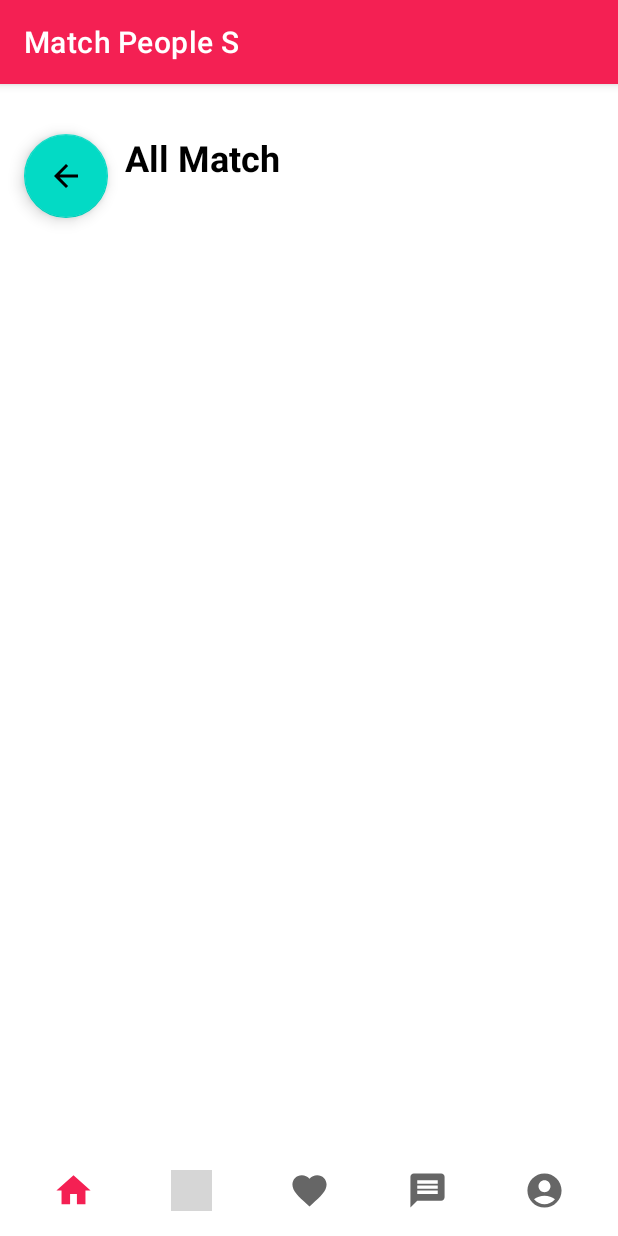
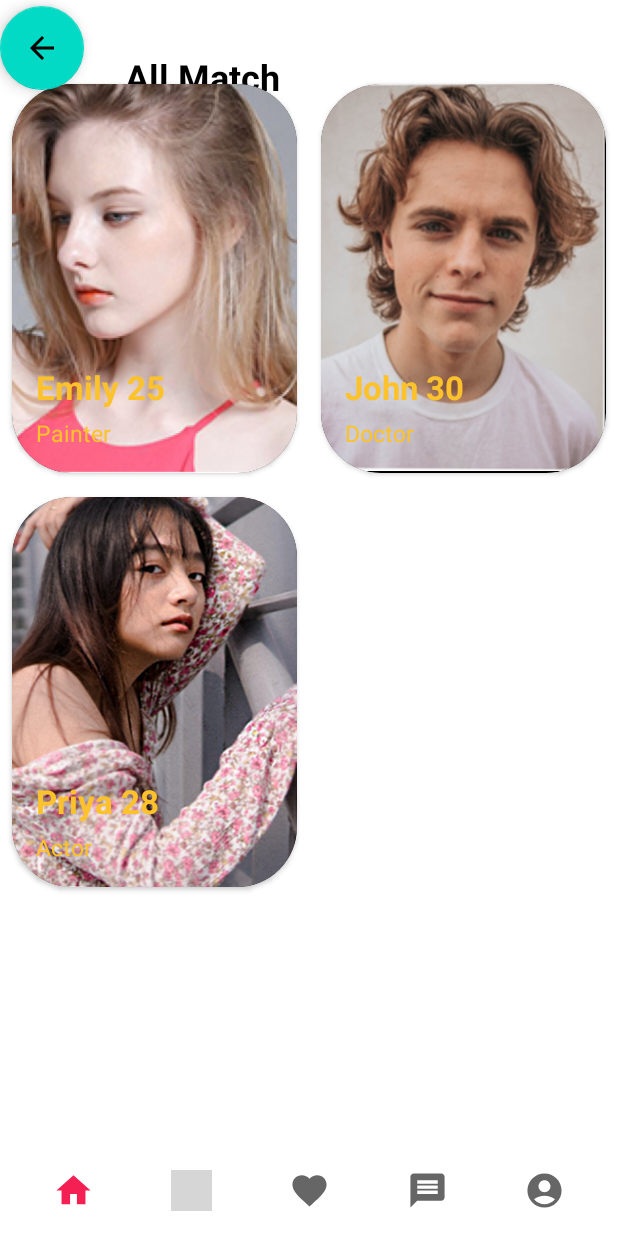
Before and after one commit to chhavisharma30/Match-People, an Android app: the SeeAll screen opened directly, with no data from a screen before it, on a phone screen of 412 x 824 dp. Run offline under Robolectric (Android 15) with nearby library versions, the phone set to English and light mode, and no system bars; grey boxes are pictures that could not be loaded.

Commit message:
Implemented navigation between activities

```diff
--- a/app/src/main/java/com/example/matchpeoples/SeeAll.kt
+++ b/app/src/main/java/com/example/matchpeoples/SeeAll.kt
@@ -2,6 +2,9 @@ package com.example.matchpeoples
 
 import androidx.appcompat.app.AppCompatActivity
 import android.os.Bundle
+import android.view.View
+import android.view.Window
+import androidx.recyclerview.widget.GridLayoutManager
 import androidx.recyclerview.widget.LinearLayoutManager
 import androidx.recyclerview.widget.RecyclerView
 import kotlinx.android.synthetic.main.activity_main.*
@@ -13,10 +16,19 @@ class SeeAll : AppCompatActivity() {
 
     override fun onCreate(savedInstanceState: Bundle?) {
         super.onCreate(savedInstanceState)
+
+        //hiding title bar
+        window.requestFeature(Window.FEATURE_NO_TITLE)
+
         setContentView(R.layout.activity_see_all)
 
-        init(recyclerView)
-        init(recyclerView2)
+        //hiding action bar
+        supportActionBar?.hide()
+        //making status bar transparent
+        window.decorView.systemUiVisibility = View.SYSTEM_UI_FLAG_LAYOUT_FULLSCREEN or View.SYSTEM_UI_FLAG_LIGHT_STATUS_BAR
+
+
+        init(recyclerView3)
         val profileList = listOf(
             UserModel("Emily 25", 25, "Painter", R.drawable.carsouel1),
             UserModel("John 30", 30, "Doctor", R.drawable.carousel2),
@@ -30,6 +42,6 @@ class SeeAll : AppCompatActivity() {
 
     private fun init(recyclerView: RecyclerView){
         recyclerView.setHasFixedSize(true)
-        recyclerView.layoutManager = LinearLayoutManager(this, RecyclerView.HORIZONTAL,false)
+        recyclerView.layoutManager = GridLayoutManager(this, 2)
     }
 }
--- a/app/src/main/res/layout/activity_main.xml
+++ b/app/src/main/res/layout/activity_main.xml
@@ -70,14 +70,16 @@
         app:layout_constraintTop_toBottomOf="@+id/recyclerView"
         app:layout_constraintVertical_bias="0.6" />
 
-    <TextView
-        android:id="@+id/textView2"
+    <Button
+        android:id="@+id/Button"
         android:layout_width="wrap_content"
         android:layout_height="wrap_content"
         android:text="See All"
         android:textColor="#F42053"
+        android:textAllCaps="false"
         android:textSize="24sp"
         android:textStyle="bold"
+        android:background="@android:color/transparent"
         app:layout_constraintBottom_toTopOf="@+id/recyclerView2"
         app:layout_constraintEnd_toEndOf="parent"
         app:layout_constraintHorizontal_bias="0.942"
--- a/app/src/main/res/layout/activity_see_all.xml
+++ b/app/src/main/res/layout/activity_see_all.xml
@@ -35,11 +35,11 @@
 
     </androidx.recyclerview.widget.RecyclerView>
 
+
     <com.google.android.material.bottomnavigation.BottomNavigationView
         android:id="@+id/nav_bar"
         android:layout_width="match_parent"
         android:layout_height="60dp"
-        android:layout_marginTop="383dp"
         android:background="@drawable/nav_bar_shape"
         android:paddingHorizontal="10dp"
         app:itemIconSize="27dp"
@@ -60,13 +60,13 @@
         android:id="@+id/floatingActionButton"
         android:layout_width="wrap_content"
         android:layout_height="wrap_content"
+        android:layout_marginTop="16dp"
         android:clickable="true"
         app:layout_constraintBottom_toTopOf="@+id/recyclerView3"
         app:layout_constraintEnd_toStartOf="@+id/textView3"
-        app:layout_constraintHorizontal_bias="0.592"
+        app:layout_constraintHorizontal_bias="0.0"
         app:layout_constraintStart_toStartOf="parent"
         app:layout_constraintTop_toTopOf="parent"
-        app:layout_constraintVertical_bias="0.421"
         app:srcCompat="?attr/actionModeCloseDrawable" />
 
 </androidx.constraintlayout.widget.ConstraintLayout>
```
Also changed, not shown: app/src/main/java/com/example/matchpeoples/MainActivity.kt (+7 -0 lines).
